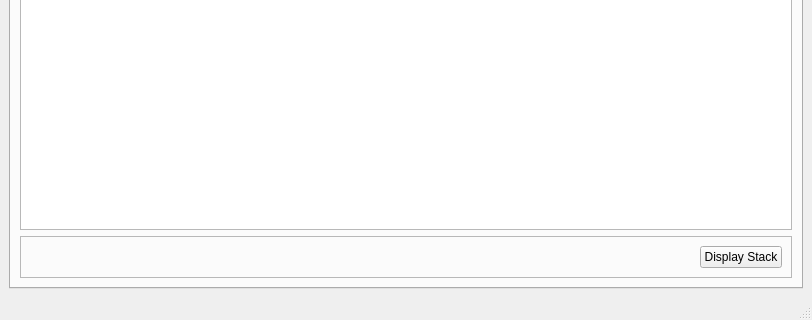
Before: the Qt Designer form astrobench.ui in steveicarus/astrobench, drawn with Qt 5; both pictures show x 0 to 812 and y 269 to 589 of the 812 by 589 pixel window.
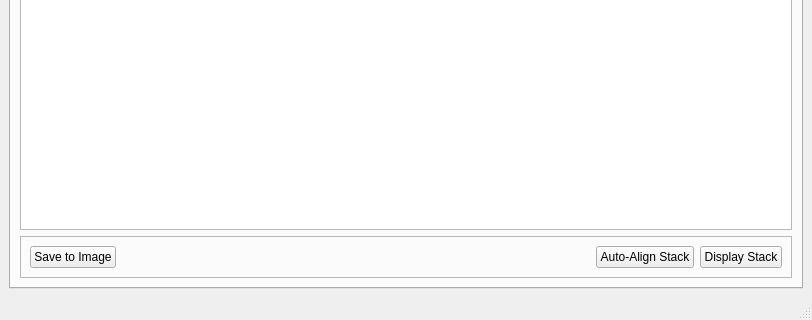
After: the same form once the commit is applied. The open tabs and pages were chosen to show the change.

Commit message: Add UN-Stack action and some other action stubs

```diff
--- a/astrobench.ui
+++ b/astrobench.ui
@@ -66,6 +66,13 @@
            <enum>QFrame::Raised</enum>
           </property>
           <layout class="QHBoxLayout" name="horizontalLayout_2">
+           <item>
+            <widget class="QPushButton" name="stack_save_button">
+             <property name="text">
+              <string>Save to Image</string>
+             </property>
+            </widget>
+           </item>
            <item>
             <spacer name="horizontalSpacer_2">
              <property name="orientation">
@@ -73,12 +80,19 @@
              </property>
              <property name="sizeHint" stdset="0">
               <size>
-               <width>582</width>
+               <width>451</width>
                <height>20</height>
               </size>
              </property>
             </spacer>
            </item>
+           <item>
+            <widget class="QPushButton" name="stack_align_button">
+             <property name="text">
+              <string>Auto-Align Stack</string>
+             </property>
+            </widget>
+           </item>
            <item>
             <widget class="QPushButton" name="stack_display_button">
              <property name="text">
```
Left out of the diff: 3 changed lines with no effect on the pictures. The commit also changes 3 other files.
